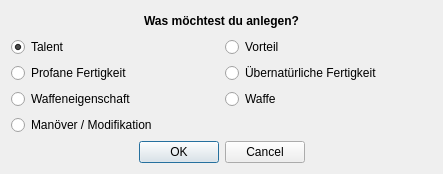
Old version of the form UI/DatenbankSelectType.ui in the repository Aeolitus/Sephrasto.
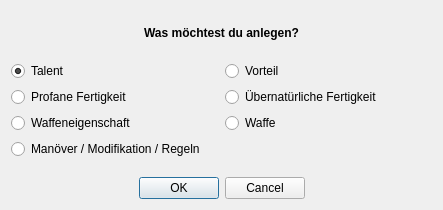
New version of the form.

Diff of the .ui file:
```diff
--- a/UI/DatenbankSelectType.ui
+++ b/UI/DatenbankSelectType.ui
@@ -10,7 +10,7 @@
     <x>0</x>
     <y>0</y>
     <width>443</width>
-    <height>167</height>
+    <height>210</height>
    </rect>
   </property>
   <property name="windowTitle">
@@ -162,7 +162,7 @@
           </size>
          </property>
          <property name="text">
-          <string>Manöver / Modifikation</string>
+          <string>Manöver / Modifikation / Regeln</string>
          </property>
         </widget>
        </item>
```
Lines whose indentation alone changed are shown as unchanged.
